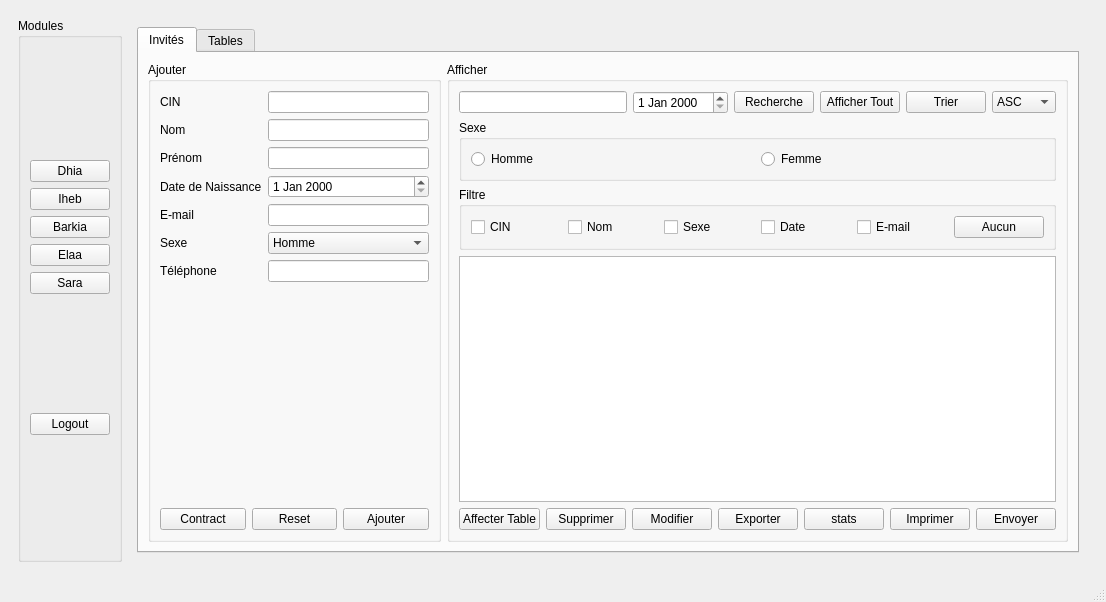
Qt form INTEGRATION/mainwindow.ui (dhiaabdelli1/Wedding_planner_2A1) before a commit.
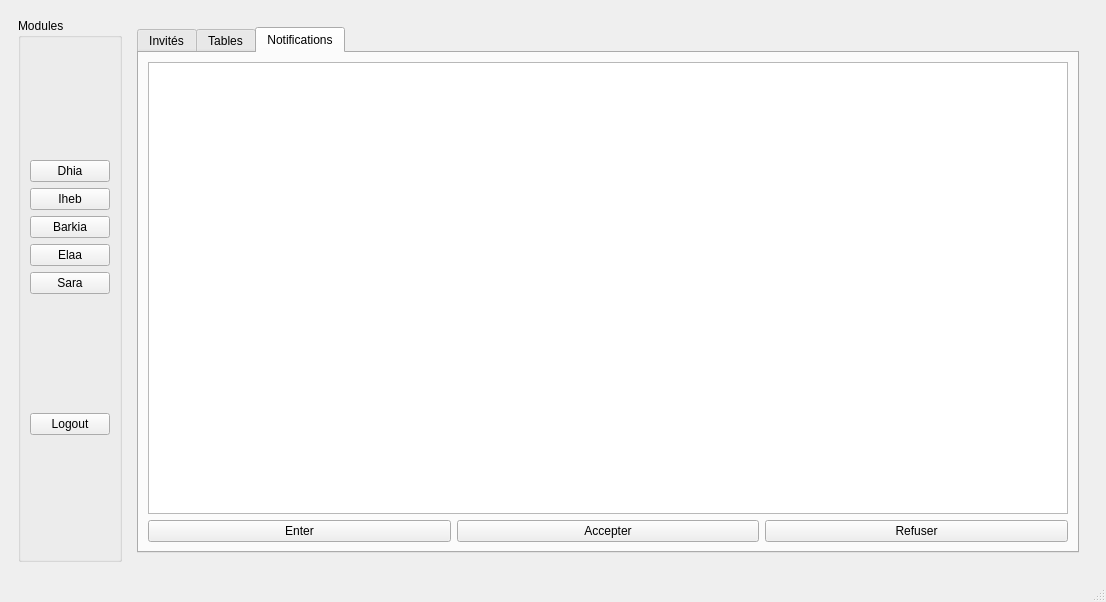
The same form after that commit. The open tabs and pages were chosen to show the change.

```diff
--- a/INTEGRATION/mainwindow.ui
+++ b/INTEGRATION/mainwindow.ui
@@ -189,7 +189,7 @@
                   <item>
                    <widget class="QTabWidget" name="tabWidget">
                     <property name="currentIndex">
-                     <number>0</number>
+                     <number>2</number>
                     </property>
                     <widget class="QWidget" name="tab">
                      <attribute name="title">
@@ -736,6 +736,49 @@
                       </item>
                      </layout>
                     </widget>
+                    <widget class="QWidget" name="tab_5">
+                     <attribute name="title">
+                      <string>Notifications</string>
+                     </attribute>
+                     <layout class="QHBoxLayout" name="horizontalLayout_38">
+                      <item>
+                       <layout class="QVBoxLayout" name="verticalLayout_23">
+                        <item>
+                         <layout class="QHBoxLayout" name="horizontalLayout_37">
+                          <item>
+                           <widget class="QTableView" name="tableView_notifications"/>
+                          </item>
+                         </layout>
+                        </item>
+                        <item>
+                         <layout class="QHBoxLayout" name="horizontalLayout_53">
+                          <item>
+                           <widget class="QPushButton" name="enter">
+                            <property name="text">
+                             <string>Enter</string>
+                            </property>
+                           </widget>
+                          </item>
+                          <item>
+                           <widget class="QPushButton" name="accepter">
+                            <property name="text">
+                             <string>Accepter</string>
+                            </property>
+                           </widget>
+                          </item>
+                          <item>
+                           <widget class="QPushButton" name="refuser">
+                            <property name="text">
+                             <string>Refuser</string>
+                            </property>
+                           </widget>
+                          </item>
+                         </layout>
+                        </item>
+                       </layout>
+                      </item>
+                     </layout>
+                    </widget>
                    </widget>
                   </item>
                  </layout>
```
Left out of the diff: 2 changed lines with no effect on the pictures.
